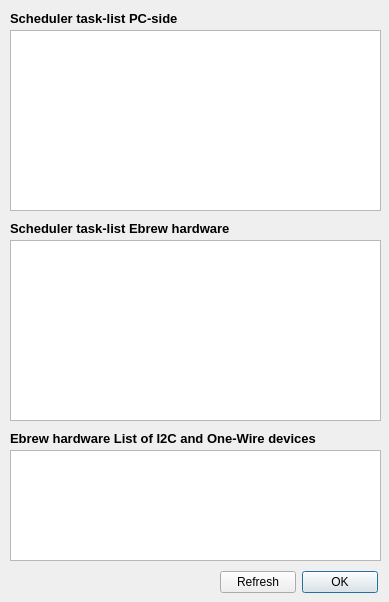
Old version of the form dialogviewtasklist.ui in the repository Emile666/Ebrew_Qt.
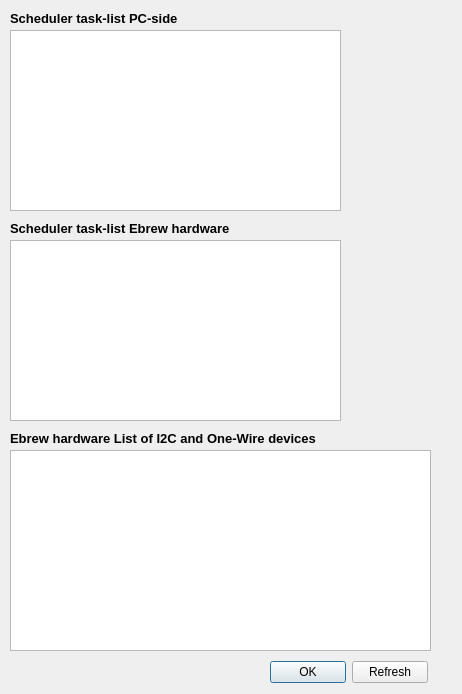
New version of the form.

Patch:
```diff
--- a/dialogviewtasklist.ui
+++ b/dialogviewtasklist.ui
@@ -6,8 +6,8 @@
    <rect>
     <x>0</x>
     <y>0</y>
-    <width>389</width>
-    <height>602</height>
+    <width>462</width>
+    <height>694</height>
    </rect>
   </property>
   <property name="windowTitle">
@@ -18,7 +18,7 @@
     <rect>
      <x>10</x>
      <y>30</y>
-     <width>371</width>
+     <width>331</width>
      <height>181</height>
     </rect>
    </property>
@@ -53,7 +53,7 @@
     <rect>
      <x>10</x>
      <y>240</y>
-     <width>371</width>
+     <width>331</width>
      <height>181</height>
     </rect>
    </property>
@@ -88,8 +88,8 @@
     <rect>
      <x>10</x>
      <y>450</y>
-     <width>371</width>
-     <height>111</height>
+     <width>421</width>
+     <height>201</height>
     </rect>
    </property>
    <property name="font">
@@ -118,23 +118,16 @@
     <string>Ebrew hardware List of I2C and One-Wire devices</string>
    </property>
   </widget>
-  <widget class="QWidget" name="">
+  <widget class="QWidget" name="layoutWidget">
    <property name="geometry">
     <rect>
-     <x>220</x>
-     <y>570</y>
+     <x>270</x>
+     <y>660</y>
      <width>158</width>
      <height>25</height>
     </rect>
    </property>
    <layout class="QHBoxLayout" name="horizontalLayout">
-    <item>
-     <widget class="QPushButton" name="refreshButton">
-      <property name="text">
-       <string>Refresh</string>
-      </property>
-     </widget>
-    </item>
     <item>
      <widget class="QDialogButtonBox" name="buttonBox">
       <property name="orientation">
@@ -145,6 +138,13 @@
       </property>
      </widget>
     </item>
+    <item>
+     <widget class="QPushButton" name="refreshButton">
+      <property name="text">
+       <string>Refresh</string>
+      </property>
+     </widget>
+    </item>
    </layout>
   </widget>
  </widget>
```
